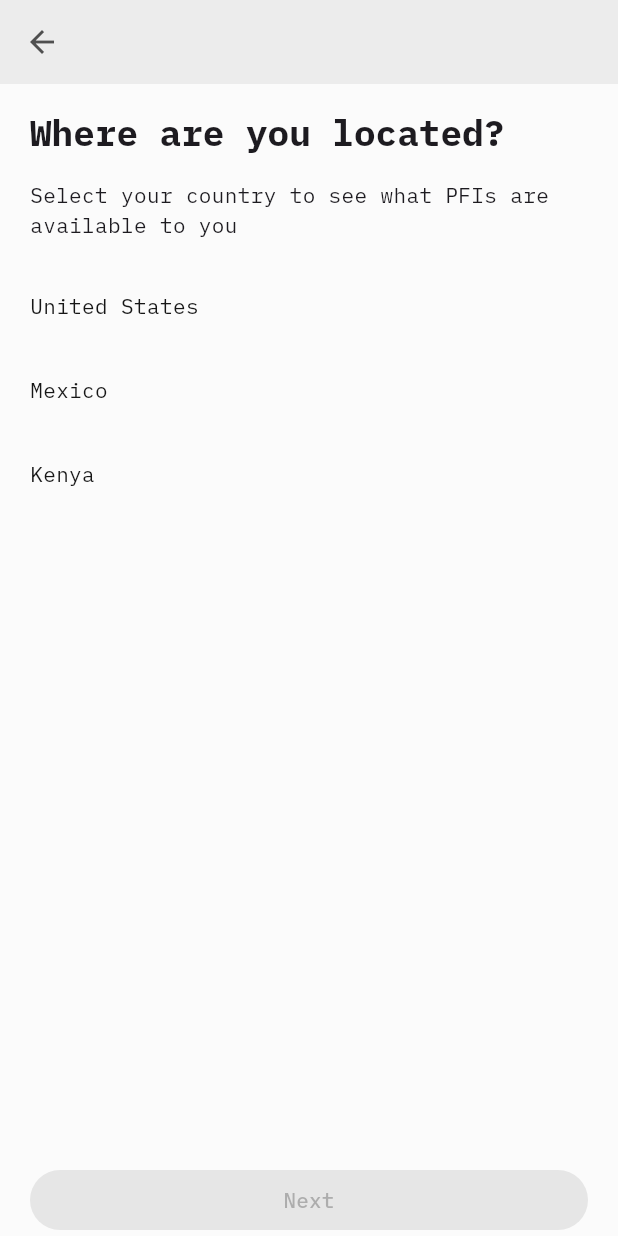
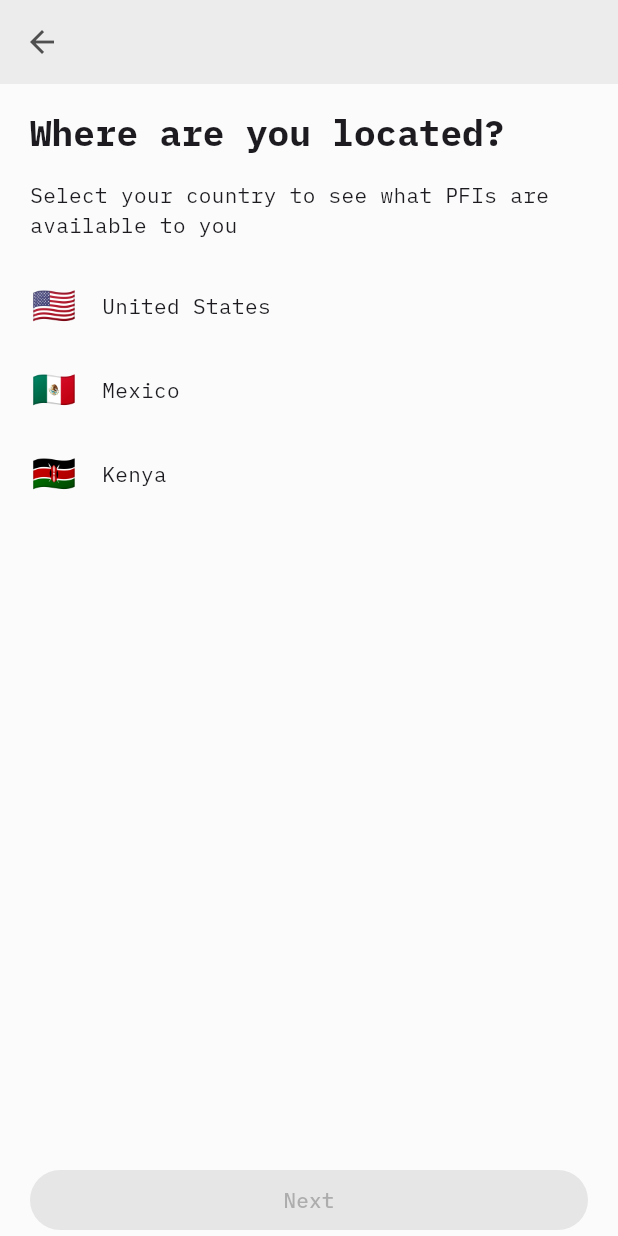
Before and after one commit to TBD54566975/didpay, a Flutter app: the CountryPage screen opened directly, on a phone screen of 412 x 824 dp. Run offline on Flutter 3.47's test engine with Material 3 defaults, Android fonts, the light colour scheme and no system bars; our stand-ins replace auto_size_text, device_info_plus, flutter_hooks, flutter_secure_storage, hooks_riverpod, qr_flutter and 2 more; missing offline and left inert: mobile_scanner, web5; accounts and stored records are empty.

Commit message:
add country emoji support

```diff
--- /dev/null
+++ b/lib/features/onboarding/country.dart
@@ -0,0 +1,21 @@
+import 'package:hooks_riverpod/hooks_riverpod.dart';
+
+class Country {
+  final String name;
+  final String code;
+
+  Country({
+    required this.name,
+    required this.code,
+  });
+}
+
+final _defaultList = [
+  Country(name: 'United States', code: 'US'),
+  Country(name: 'Mexico', code: 'MX'),
+  Country(name: 'Kenya', code: 'KE'),
+];
+
+final countryProvider = StateProvider<List<Country>>((ref) {
+  return _defaultList;
+});
--- a/lib/features/onboarding/country_page.dart
+++ b/lib/features/onboarding/country_page.dart
@@ -1,14 +1,17 @@
+import 'package:didpay/features/onboarding/country.dart';
 import 'package:didpay/features/pfis/pfi_page.dart';
 import 'package:didpay/l10n/app_localizations.dart';
 import 'package:didpay/shared/theme/grid.dart';
 import 'package:flutter/material.dart';
 import 'package:flutter_hooks/flutter_hooks.dart';
+import 'package:hooks_riverpod/hooks_riverpod.dart';
 
-class CountryPage extends HookWidget {
+class CountryPage extends HookConsumerWidget {
   const CountryPage({super.key});
 
   @override
-  Widget build(BuildContext context) {
+  Widget build(BuildContext context, WidgetRef ref) {
+    final countries = ref.read(countryProvider);
     final country = useState<String?>(null);
 
     return Scaffold(
@@ -23,7 +26,7 @@ class CountryPage extends HookWidget {
               Loc.of(context).selectYourCountry,
             ),
             Expanded(
-              child: _buildList(context, country),
+              child: _buildCountryList(context, country, countries),
             ),
             Padding(
               padding: const EdgeInsets.symmetric(horizontal: Grid.side),
@@ -74,29 +77,58 @@ class CountryPage extends HookWidget {
     );
   }
 
-  Widget _buildList(BuildContext context, ValueNotifier<String?> country) {
+  Widget _buildCountryList(
+    BuildContext context,
+    ValueNotifier<String?> country,
+    List<Country> countries,
+  ) {
     return ListView(
-      children: ['United States', 'Mexico', 'Kenya']
+      children: countries
           .map(
             (c) => ListTile(
               title: Text(
-                c,
-                style: Theme.of(context).textTheme.bodyMedium?.copyWith(
-                      color: Theme.of(context).colorScheme.primary,
-                    ),
+                c.name,
+                style: Theme.of(context).textTheme.bodyMedium?.copyWith(),
               ),
-              trailing: (country.value == c)
+              leading: Container(
+                width: Grid.md,
+                height: Grid.md,
+                decoration: BoxDecoration(
+                    color: Theme.of(context).colorScheme.surface,
+                    shape: BoxShape.rectangle,
+                    borderRadius: BorderRadius.circular(Grid.xxs)),
+                child: Center(
+                  child: _buildFlag(context, c.code),
+                ),
+              ),
+              trailing: (country.value == c.name)
                   ? Icon(
                       Icons.check,
                       color: Theme.of(context).colorScheme.primary,
                     )
                   : null,
               onTap: () {
-                country.value = c;
+                country.value = c.name;
               },
             ),
           )
           .toList(),
     );
   }
+
+  Widget _buildFlag(BuildContext context, String countryCode) {
+    const asciiOffset = 0x41;
+    const flagOffset = 0x1F1E6;
+
+    final firstChar = countryCode.codeUnitAt(0) - asciiOffset + flagOffset;
+    final secondChar = countryCode.codeUnitAt(1) - asciiOffset + flagOffset;
+
+    String emoji =
+        String.fromCharCode(firstChar) + String.fromCharCode(secondChar);
+
+    return Text(
+      emoji,
+      style: Theme.of(context).textTheme.headlineSmall,
+    );
+  }
 }
```
